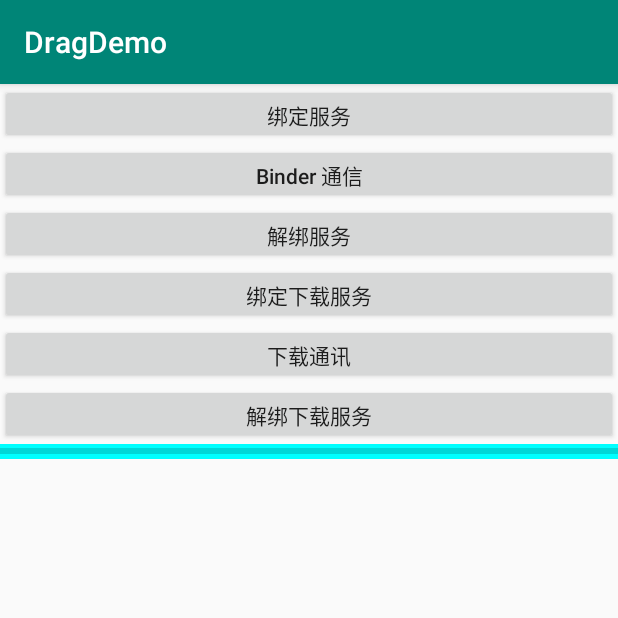
After one commit to luckyXingYan/demo_ws, an Android app: the ServiceBinderActivity screen opened directly, with no data from a screen before it, on a phone screen of 412 x 824 dp, the top half of it. The commit adds this screen. Run offline under Robolectric (Android 15) with nearby library versions, the phone set to English and light mode, and no system bars; 1 statement that could not run was skipped.

Commit message:
service 与 activity 通信

```diff
--- /dev/null
+++ b/app/src/main/java/com/example/dragdemo/ServiceBinderActivity.java
@@ -0,0 +1,132 @@
+package com.example.dragdemo;
+
+import android.content.ComponentName;
+import android.content.Context;
+import android.content.Intent;
+import android.content.ServiceConnection;
+import android.os.IBinder;
+import android.support.v7.app.AppCompatActivity;
+import android.os.Bundle;
+import android.view.View;
+import android.widget.Button;
+import android.widget.ProgressBar;
+
+/**
+ * Binder 只适用于本应用程序内适用，即组件和Service在同一个进程中
+ * 给清单文件的 <service> 配置此属性  android:process=":remote"  会报错
+ */
+public class ServiceBinderActivity extends AppCompatActivity implements View.OnClickListener {
+    private Button btnBindService;
+    private Button btnUnbindService;
+    private Button btnMsgService;
+
+    private Button btnBindDownloadService;
+    private Button btnDownloadService;
+    private Button btnUnbindDownloadService;
+    private ProgressBar progressBar;
+
+    private Intent serviceIntent, startDownloadIntent;
+    private BinderService binderService;
+    private DownloadService downloadService;
+
+    private ServiceConnection serviceConnection = new ServiceConnection() {
+        @Override
+        public void onServiceConnected(ComponentName name, IBinder iBinder) {
+            BinderService.MyBinder myBinder = (BinderService.MyBinder) iBinder;
+            binderService = myBinder.getBinderService();
+        }
+
+        @Override
+        public void onServiceDisconnected(ComponentName name) {
+        }
+    };
+
+    private ServiceConnection serviceConnectionDownload = new ServiceConnection() {
+        @Override
+        public void onServiceConnected(ComponentName name, IBinder service) {
+
+            DownloadService.DownloadBinder downloadBinder = (DownloadService.DownloadBinder) service;
+            downloadService = downloadBinder.getService();
+
+            downloadService.setUpdateProgressListener(new DownloadService.UpdateProgressListener() {
+                @Override
+                public void updateProgress(int progress) {
+                    progressBar.setProgress(progress);
+                }
+            });
+
+        }
+
+        @Override
+        public void onServiceDisconnected(ComponentName name) {
+
+        }
+    };
+
+
+    @Override
+    protected void onCreate(Bundle savedInstanceState) {
+        super.onCreate(savedInstanceState);
+        setContentView(R.layout.activity_service_binder);
+        initView();
+    }
+
+    private void initView() {
+        btnBindService = (Button) findViewById(R.id.btn_bind_service);
+        btnUnbindService = (Button) findViewById(R.id.btn_unbind_service);
+        btnMsgService = (Button) findViewById(R.id.btn_msg_service);
+
+        btnBindDownloadService = (Button) findViewById(R.id.btn_bind_download_service);
+        btnDownloadService = (Button) findViewById(R.id.btn_download_service);
+        btnUnbindDownloadService = (Button) findViewById(R.id.btn_unbind_download_service);
+
+        progressBar = (ProgressBar) findViewById(R.id.progressBar);
+
+
+        btnBindService.setOnClickListener(this);
+        btnUnbindService.setOnClickListener(this);
+        btnMsgService.setOnClickListener(this);
+        btnBindDownloadService.setOnClickListener(this);
+        btnDownloadService.setOnClickListener(this);
+        btnUnbindDownloadService.setOnClickListener(this);
+
+        serviceIntent = new Intent(this, BinderService.class);
+        startDownloadIntent = new Intent(this, DownloadService.class);
+    }
+
+    @Override
+    public void onClick(View v) {
+        switch (v.getId()) {
+            case R.id.btn_bind_service://绑定服务
+                bindService(serviceIntent, serviceConnection, Context.BIND_AUTO_CREATE);
+                break;
+            case R.id.btn_msg_service://Binder 通信
+                binderService.doAnything("通信");
+                break;
+            case R.id.btn_unbind_service://解绑服务
+                unbindService(serviceConnection);
+                break;
+            case R.id.btn_bind_download_service://绑定下载服务
+                bindService(startDownloadIntent, serviceConnectionDownload, Context.BIND_AUTO_CREATE);
+                break;
+            case R.id.btn_download_service://下载开始
+                downloadService.startDownload("下载资源id");
+                break;
+            case R.id.btn_unbind_download_service://解绑下载服务
+                unbindService(serviceConnectionDownload);
+                break;
+            default:
+                break;
+        }
+    }
+
+    /**
+     * 解绑
+     */
+    @Override
+    protected void onDestroy() {
+        unbindService(serviceConnection);
+        unbindService(serviceConnectionDownload);
+        super.onDestroy();
+    }
+}
--- /dev/null
+++ b/app/src/main/res/layout/activity_service_binder.xml
@@ -0,0 +1,65 @@
+<?xml version="1.0" encoding="utf-8"?>
+<android.support.constraint.ConstraintLayout xmlns:android="http://schemas.android.com/apk/res/android"
+    xmlns:app="http://schemas.android.com/apk/res-auto"
+    xmlns:tools="http://schemas.android.com/tools"
+    android:layout_width="match_parent"
+    android:layout_height="match_parent"
+    tools:context=".ServiceBinderActivity">
+
+    <Button
+        android:id="@+id/btn_bind_service"
+        android:layout_width="match_parent"
+        android:layout_height="40dp"
+        android:text="绑定服务"
+        tools:ignore="MissingConstraints" />
+
+    <Button
+        android:id="@+id/btn_msg_service"
+        android:layout_width="match_parent"
+        android:layout_height="40dp"
+        android:text="Binder 通信"
+        android:textAllCaps="false"
+        app:layout_constraintTop_toBottomOf="@id/btn_bind_service"
+        tools:ignore="MissingConstraints" />
+
+    <Button
+        android:id="@+id/btn_unbind_service"
+        android:layout_width="match_parent"
+        android:layout_height="40dp"
+        android:text="解绑服务"
+        app:layout_constraintTop_toBottomOf="@id/btn_msg_service"
+        tools:ignore="MissingConstraints" />
+
+    <Button
+        android:id="@+id/btn_bind_download_service"
+        android:layout_width="match_parent"
+        android:layout_height="40dp"
+        android:text="绑定下载服务"
+        app:layout_constraintTop_toBottomOf="@id/btn_unbind_service"
+        tools:ignore="MissingConstraints" />
+
+    <Button
+        android:id="@+id/btn_download_service"
+        android:layout_width="match_parent"
+        android:layout_height="40dp"
+        android:text="下载通讯"
+        app:layout_constraintTop_toBottomOf="@id/btn_bind_download_service"
+        tools:ignore="MissingConstraints" />
+
+    <Button
+        android:id="@+id/btn_unbind_download_service"
+        android:layout_width="match_parent"
+        android:layout_height="40dp"
+        android:text="解绑下载服务"
+        app:layout_constraintTop_toBottomOf="@id/btn_download_service"
+        tools:ignore="MissingConstraints" />
+
+    <ProgressBar
+        android:id="@+id/progressBar"
+        style="@style/Base.Widget.AppCompat.ProgressBar.Horizontal"
+        android:layout_width="match_parent"
+        android:layout_height="10dp"
+        android:background="#00ffff"
+        app:layout_constraintTop_toBottomOf="@id/btn_unbind_download_service"
+        tools:ignore="MissingConstraints" />
+</android.support.constraint.ConstraintLayout>
```
Also changed, not shown: app/src/main/AndroidManifest.xml (+7 -2 lines), app/src/main/java/com/example/dragdemo/DownloadService.java (added, +82 -0 lines), app/src/main/java/com/example/dragdemo/MainActivity.java (+7 -1 lines), app/src/main/java/com/example/dragdemo/ServiceToActivity.java (added, +45 -0 lines), app/src/main/res/layout/activity_main.xml (+7 -0 lines), app/src/main/res/layout/activity_service_to.xml (added, +26 -0 lines).
